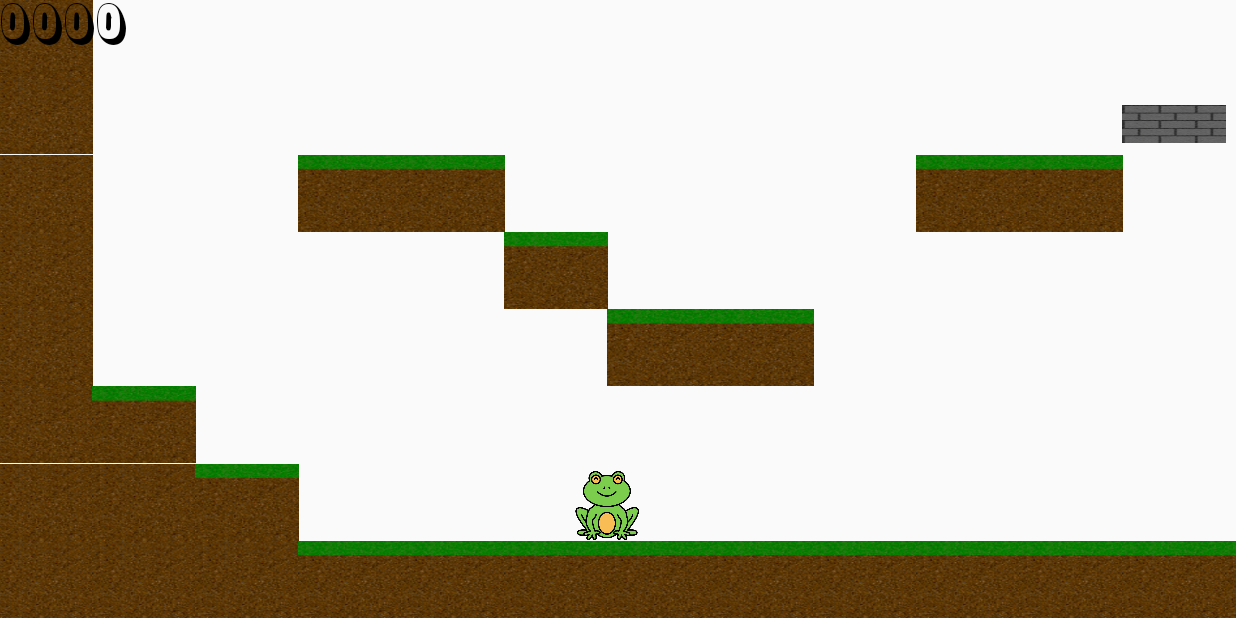
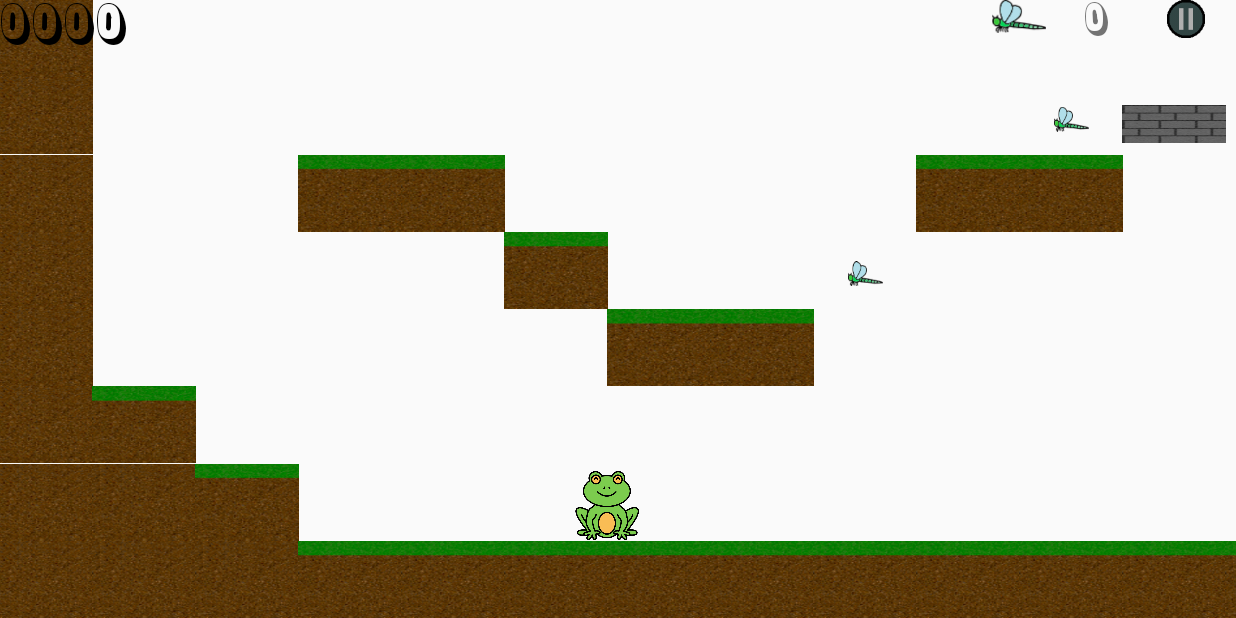
Before and after one commit to Zaphreal/HopSkip, an Android app: the GameActivity screen opened directly, with no data from a screen before it, on a phone screen of 824 x 412 dp (held sideways). Run offline under Robolectric (Android 15) with nearby library versions, the phone set to English and light mode, and no system bars.

Commit message:
Update onGround detection to handle various block sizes, implement coins as Blocks, are some issues with invisible walls now.

```diff
--- a/app/src/main/java/com/example/hopskip/BlockColumnGenerator.java
+++ b/app/src/main/java/com/example/hopskip/BlockColumnGenerator.java
@@ -1,7 +1,11 @@
 package com.example.hopskip;
 
 import android.content.Context;
+import android.graphics.Bitmap;
+import android.graphics.drawable.BitmapDrawable;
 import android.widget.ImageView;
+
+import java.util.Objects;
 
 public class BlockColumnGenerator {
 
@@ -46,11 +50,13 @@
                     break;
                 case "move_brick":
                     v.setImageResource(R.drawable.brick1);
-                    blockColumn[i] = new Block(width, (height/2), new float[]{1.0f, 1.0f, 0, ((float)-Math.PI)/4}, v);
+                    // moving template: xScale, +/- num blocks to travel, time per half cycle, time variable, starting position
+                    blockColumn[i] = new Block(width, (height/2), new float[]{1.0f, 1.0f, 2.0f, 0, ((float)-Math.PI)/4}, v);
                     break;
                 case "coin":
                     v.setImageResource(R.drawable.coin_frog);
-                    blockColumn[i] = new Block(width/3, height/3, new float[]{1.0f, 0.25f, 0, ((float)-Math.PI)/4}, v);
+                    v.setTag("coin");
+                    blockColumn[i] = new Block(width/3, height/3, new float[]{1.0f, 0.2f, 0.5f, 0, 0}, v);
                     break;
                 case "air":
                     // creates an ImageView with a null image resource, will be ignored by player
--- a/app/src/main/java/com/example/hopskip/GameActivity.java
+++ b/app/src/main/java/com/example/hopskip/GameActivity.java
@@ -5,7 +5,6 @@
 import android.animation.ObjectAnimator;
 import android.annotation.SuppressLint;
 import android.content.Intent;
-import android.graphics.ColorFilter;
 import android.os.Bundle;
 import android.os.Handler;
 import android.util.DisplayMetrics;
@@ -15,6 +14,7 @@
 import android.view.animation.AnticipateInterpolator;
 import android.view.animation.LinearInterpolator;
 import android.widget.ImageView;
+import android.widget.LinearLayout;
 import android.widget.RelativeLayout;
 import android.widget.TextView;
 import androidx.appcompat.app.AppCompatActivity;
@@ -36,6 +36,7 @@
     int screenHeight, screenWidth, floorHeight;
     long gameTimeInMilliseconds = 0;
     float distanceScore = 0, backtrack = 0;
+    int coinsCollected = 0;
     boolean gamePaused = false, userTouchingPlayer = false;
 
     BlockColumnGenerator gen;
@@ -47,6 +48,7 @@
     RelativeLayout rl;
     ImageView pView, indicator;
     TextView distanceScoreView;
+    LinearLayout rightMenu;
 
     @Override
     protected void onCreate(Bundle savedInstanceState) {
@@ -77,6 +79,23 @@
         distanceScoreView = findViewById(R.id.distance_score);
         distanceScoreView.setWidth((int)(blockW * 1.25));
         distanceScoreView.setHeight((int)blockH);
+
+        rightMenu = findViewById(R.id.right_menu);
+        ViewGroup.LayoutParams rightMenuParams = rightMenu.getLayoutParams();
+        rightMenuParams.width = (int)(blockW*2.5);
+        rightMenu.setLayoutParams(rightMenuParams);
+
+        ImageView pauseButton = findViewById(R.id.pause_button);
+        pauseButton.setOnTouchListener(new View.OnTouchListener() {
+            @Override
+            public boolean onTouch(View v, MotionEvent event) {
+                if (event.getAction() == MotionEvent.ACTION_UP) {
+                    togglePauseMenu();
+                    return true;
+                }
+                return event.getAction() == MotionEvent.ACTION_DOWN;
+            }
+        });
 
         pView = findViewById(R.id.player);
         pView.setImageDrawable(getDrawable(R.drawable.frog));
@@ -222,11 +241,11 @@
         blockList.add(gen.generate(new String[]{"", "", "", "grass", "", "", "", "grass"}));
         blockList.add(gen.generate(new String[]{"", "", "", "", "grass", "", "", "grass"}));
         blockList.add(gen.generate(new String[]{"", "", "", "", "grass", "", "", "grass"}));
-        blockList.add(gen.generate(new String[]{"", "", "", "", "", "", "", "grass"}));
+        blockList.add(gen.generate(new String[]{"", "", "", "coin", "", "", "", "grass"}));
         blockList.add(gen.generate(new String[]{"", "", "grass", "", "", "", "", "grass"}));
-        blockList.add(gen.generate(new String[]{"", "", "grass", "", "", "", "", "grass"}));
+        blockList.add(gen.generate(new String[]{"", "coin", "grass", "", "", "", "", "grass"}));
         blockList.add(gen.generate(new String[]{"", "", "move_brick", "", "", "", "", "grass"}));
-        blockList.add(gen.generate(new String[]{"", "", "", "", "", "", "", "grass"}));
+        blockList.add(gen.generate(new String[]{"", "coin", "", "", "", "", "", "grass"}));
         blockList.add(gen.generate(new String[]{"", "", "", "", "", "", "", "grass"}));
         for (int x = 0; x < NUM_BLOCKS_X + 2; x++) {
             generateBlockColumn(x);
@@ -245,19 +264,7 @@
         layout.setLayoutParams(layoutParams);
         layout.setX(idx * blockW);
 
-        for (int y = 0; y < NUM_BLOCKS_Y; y++) {
-            Block block = blockList.get(idx)[y];
-            if (block != null) {
-                ImageView blockImg = block.getView();
-                RelativeLayout.LayoutParams params =
-                        new RelativeLayout.LayoutParams((int) block.getWidth() + 1, (int) block.getHeight());
-                blockImg.setLayoutParams(params);
-                blockImg.setY((y * blockH) + ((blockH - block.getHeight())/2));
-                layout.addView(blockImg);
-            }
-        }
-        rl.addView(layout);
-        columnLayouts.add(layout);
+        buildColumn(layout, idx);
     }
 
     private void appendBlockColumn() {
@@ -266,10 +273,15 @@
         layout.setLayoutParams(layoutParams);
         layout.setX(columnLayouts.get(columnLayouts.size() - 1).getX() + blockW);
 
+        buildColumn(layout, blockList.size() - 1);
+    }
+
+    private void buildColumn(RelativeLayout layout, int index) {
         for (int y = 0; y < NUM_BLOCKS_Y; y++) {
-            Block block = blockList.get(blockList.size() - 1)[y];
+            Block block = blockList.get(index)[y];
             if (block != null) {
                 ImageView blockImg = block.getView();
+
                 RelativeLayout.LayoutParams params =
                         new RelativeLayout.LayoutParams((int) block.getWidth() + 1, (int) block.getHeight());
                 blockImg.setLayoutParams(params);
@@ -319,7 +331,7 @@
                 structure[0] = new String[]{"", "", "", "", "", "", "", "grass"};
                 structure[1] = new String[]{"", "", "", "", "", "", "", "grass"};
                 structure[2] = new String[]{"brick1", "brick2", "brick1", "brick2", "brick1", "", "", "grass"};
-                structure[3] = new String[]{"", "brick2", "", "", "brick1", "", "", "grass"};
+                structure[3] = new String[]{"coin", "brick2", "", "", "brick1", "", "", "grass"};
                 structure[4] = new String[]{"", "", "", "", "brick1", "", "", "grass"};
                 structure[5] = new String[]{"", "", "", "", "", "", "", "grass"};
                 structure[6] = new String[]{"", "", "", "", "", "", "", "grass"};
@@ -436,10 +448,10 @@
                     for (int j = 0; j < blockList.get(i).length; j++) {
                         Block block = blockList.get(i)[j];
                         if (block != null && block.getScaleVelocity()[1] != 0) {
-                            block.getScaleVelocity()[2] += (float)1/blockH;
-                            block.getScaleVelocity()[3] = (float)((-(Math.PI/2)) * Math.cos((Math.PI/2) * block.getScaleVelocity()[2]));
+                            block.getScaleVelocity()[3] += (float)1/blockH;
+                            block.getScaleVelocity()[4] = (float)((-block.getScaleVelocity()[1] * (Math.PI/2)) * Math.cos((Math.PI/block.getScaleVelocity()[2]) * block.getScaleVelocity()[3]));
                             anim = ObjectAnimator.ofFloat(block.getView(), "Y",
-                                    block.getView().getY() + block.getScaleVelocity()[3]);
+                                    block.getView().getY() + block.getScaleVelocity()[4]);
                             animList.add(anim);
                         }
                     }
@@ -500,15 +512,38 @@
         for (RelativeLayout layout : columnLayouts) {      // iterate through all column layouts
             for (int i = 0; i < layout.getChildCount(); i++) {
                 ImageView v = (ImageView)layout.getChildAt(i);
+                float viewX = (layout.getX() + ((float)layout.getWidth() - v.getWidth())/2);
 
                 // skip entire column if (Block right < player left) OR (player right < block left)
-                if (layout.getX() + v.getWidth() < pX || pX + pWidth < layout.getX()) {
-                    break;        // if column more than a block away, skip it
+                if (viewX + v.getWidth() < pX || pX + pWidth < viewX) {
+                    continue;        // if column more than a block away, skip it
                 }
 
                 // skip image if the block is air
                 if (v.getDrawable() == null) {
                     continue;
+                }
+
+                if (v.getTag() != null && v.getTag().equals("coin")) {
+                    if (( (pY + pHeight > v.getY() && pY < v.getY() + v.getHeight()) &&
+                                ((vY <= 0 && pY < v.getY() + v.getHeight() && pY > v.getY() + v.getHeight() * 0.5)
+                                || (vX > 0 && pX + pWidth > viewX && pX + pWidth < viewX + v.getWidth() * 0.5)
+                                || (vX < 0 && pX < viewX + v.getWidth() && pX > viewX + v.getWidth() * 0.5)))
+                        || (pY + pHeight <= v.getY() &&
+                                viewX + v.getWidth() >= pView.getX() + 0.3*pView.getWidth() && pView.getX() + 0.7*pView.getWidth() >= viewX)) {
+                        System.out.println((vY <= 0 && pY < v.getY() + v.getHeight() && pY > v.getY() + v.getHeight() * 0.5));
+                        System.out.println((vX > 0 && pX + pWidth > viewX && pX + pWidth < viewX + v.getWidth() * 0.5));
+                        System.out.println((vX < 0 && pX < viewX + v.getWidth() && pX > viewX + v.getWidth() * 0.5));
+                        v.setTag("");
+                        layout.removeView(v);
+                        for (int j = 0; j < blockList.get(i).length; j++) {
+                            if (blockList.get(i)[j] != null && blockList.get(i)[j].getView().equals(v)) {
+                                blockList.get(i)[j] = null;
+                            }
+                        }
+                        collectCoin();
+                        continue;
+                    }
                 }
 
                 //if player bottom is "lower" than block top, it is a potential wall and cannot be floor
@@ -521,27 +556,36 @@
                     // if moving up and player top is within bottom 30% of block
                     if (vY <= 0 && pY < v.getY() + v.getHeight() && pY > v.getY() + v.getHeight() * 0.7) {
                         //System.out.println("CEILING HIT: pY = " + pY + ", bBottom = " + v.getY() + v.getHeight());
+
                         pView.setY(v.getY() + v.getHeight() - marginY);
                         hitCeiling();
                         continue;
                     }
                     // if (moving right AND player right > block left within left 30% of block)
-                    if (vX > 0 && pX + pWidth > layout.getX() && pX + pWidth < layout.getX() + v.getWidth() * 0.3) {
-
-                        pView.setX(layout.getX() - pWidth);
+                    if (vX > 0 && pX + pWidth > viewX && pX + pWidth < viewX + v.getWidth() * 0.3) {
+                        pView.setX(viewX - pWidth);
                         hitWall();
-                        //System.out.println("RIGHT WALL HIT: pRight = " + pX + pWidth + ", bLeft = " + layout.getX());
+                        System.out.println("RIGHT WALL HIT: pRight = " + pX + pWidth + ", bLeft = " + viewX);
                     }
                     // else if (moving left and player left < block right within 30% of block)
-                    else if (vX < 0 && pX < layout.getX() + v.getWidth() && pX > layout.getX() + v.getWidth() * 0.7) {
-                        pView.setX(layout.getX() + v.getWidth() - marginX);
+                    else if (vX < 0 && pX < viewX + v.getWidth() && pX > viewX + v.getWidth() * 0.7) {
+                        if (v.getTag() != null && v.getTag().equals("coin")) {
+                            layout.removeView(v);
+                            for (int j = 0; j < blockList.get(i).length; j++) {
+                                if (blockList.get(i)[j] != null && blockList.get(i)[j].getView().equals(v)) {
+                                    blockList.get(i)[j] = null;
+                                }
+                            }
+                            collectCoin();
+                            continue;
+                        }
+                        pView.setX(viewX + v.getWidth() - marginX);
                         hitWall();
-                        //System.out.println("LEFT WALL HIT: pLeft = " + pX + ", bRight = " + layout.getX() + v.getWidth());
+                        System.out.println("LEFT WALL HIT: pLeft = " + pX + ", bRight = " + viewX + v.getWidth());
                     }
                 }
                 // if not wall or ceiling and if block height is higher than current highest block under player, update to block
-                else if (layout.getX() + v.getWidth() >= pView.getX() + 0.3*pView.getWidth()
-                        && pView.getX() + 0.7*pView.getWidth() >= layout.getX()) {
+                else if (viewX + v.getWidth() >= pView.getX() + 0.3*pView.getWidth() && pView.getX() + 0.7*pView.getWidth() >= viewX) {
                     if ((int) v.getY() < floorHeight) {
                         floorHeight = (int) v.getY();
                     }
@@ -561,19 +605,19 @@
         floorHeight = screenHeight + pView.getHeight() + 1;
 
         for (int i = 0; i < blockList.size(); i++) {
-            Block[] blockColumn = blockList.get(i);
-            for (int j = 0; j < blockColumn.length; j++) {
+            for (int j = 0; j < blockList.get(i).length; j++) {
 
-                if (blockColumn[j] == null) {
+                if (blockList.get(i)[j] == null) {
                     continue;
                 }
 
                 RelativeLayout layout = columnLayouts.get(i);
-                ImageView v = blockColumn[j].getView();
+                ImageView v = blockList.get(i)[j].getView();
+                float viewX = (layout.getX() + ((float)layout.getWidth() - v.getWidth())/2);
 
                 // skip entire column if (Block right < player left) OR (player right < block left)
-                if (layout.getX() + v.getWidth() < pX || pX + pWidth < layout.getX()) {
-                    break;        // if column more than a block away, skip it
+                if (viewX + v.getWidth() < pX || pX + pWidth < viewX) {
+                    continue;        // if column more than a block away, skip it
                 }
 
                 // skip if air or if block top than player bottom
@@ -581,10 +625,15 @@
                         && blockList.get(i)[j] != null && blockList.get(i)[j].getScaleVelocity()[1] != 0) {
 
                     // if block height is higher than current highest block under player, update to block
-                    if (layout.getX() + v.getWidth() >= pView.getX() + 0.3*pView.getWidth()
-                            && pView.getX() + 0.7*pView.getWidth() >= layout.getX()) {
+                    if (viewX + v.getWidth() >= pView.getX() + 0.3*pView.getWidth() && pView.getX() + 0.7*pView.getWidth() >= viewX) {
 
                         if ((int) v.getY() < floorHeight) {
+                            if (v.getTag() != null && v.getTag().equals("coin")) {
+                                layout.removeView(v);
+                                blockList.get(i)[j] = null;
+                                collectCoin();
+                                continue;
+                            }
                             floorHeight = (int)v.getY() - (int)(v.getHeight()*0.1f);
                         }
                     }
@@ -592,6 +641,12 @@
             }
         }
         return pView.getY() + pView.getHeight() >= floorHeight;// if not touching anything, return false
+    }
+
+    private void collectCoin() {
+        coinsCollected += 1;
+        TextView coinCount = findViewById(R.id.coin_count);
+        coinCount.setText(String.valueOf(coinsCollected));
     }
 
     private void playerDied() {
--- a/app/src/main/res/layout/game_activity.xml
+++ b/app/src/main/res/layout/game_activity.xml
@@ -31,4 +31,25 @@
             android:contentDescription="@string/distance_score" android:fontFamily="@font/score"
             android:textAlignment="center" android:textSize="20sp" android:textColor="#000000"
             app:autoSizeTextType="uniform"/>
+    <LinearLayout
+            android:layout_width="148dp"
+            android:layout_height="29dp"
+            app:layout_constraintTop_toTopOf="parent" app:layout_constraintEnd_toEndOf="parent"
+            android:id="@+id/right_menu">
+        <ImageView
+                android:layout_width="2dp"
+                android:layout_height="22dp" app:srcCompat="@drawable/coin_frog" android:id="@+id/coin_icon"
+                android:layout_weight="1"/>
+        <TextView
+                android:text="0"
+                android:layout_width="0dp"
+                android:layout_height="match_parent" android:id="@+id/coin_count" android:layout_weight="1"
+                android:fontFamily="@font/score"
+                app:autoSizeTextType="uniform" android:textAlignment="center"/>
+        <ImageView
+                android:layout_width="15dp"
+                android:layout_height="25dp" app:srcCompat="@drawable/button_pause"
+                android:id="@+id/pause_button"
+                android:layout_weight="1" android:baselineAlignBottom="false"/>
+    </LinearLayout>
 </androidx.constraintlayout.widget.ConstraintLayout>
```
Also changed, not shown: app/src/main/res/drawable/button_pause.png (added), app/src/main/res/drawable/coin_frog.png.
